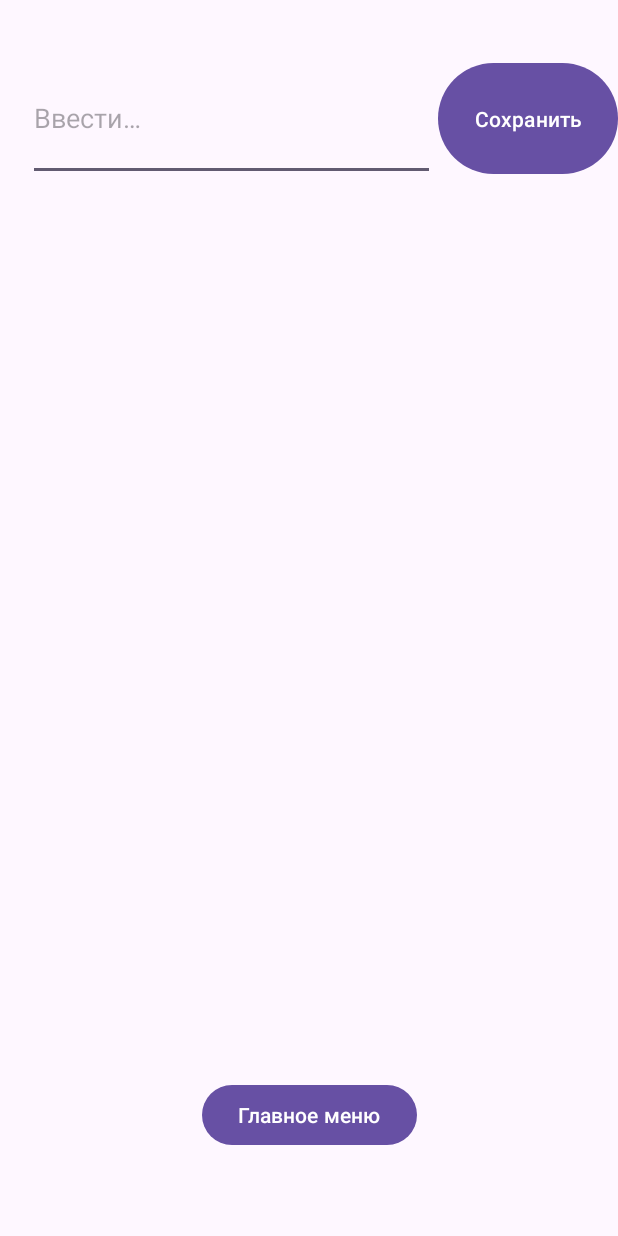
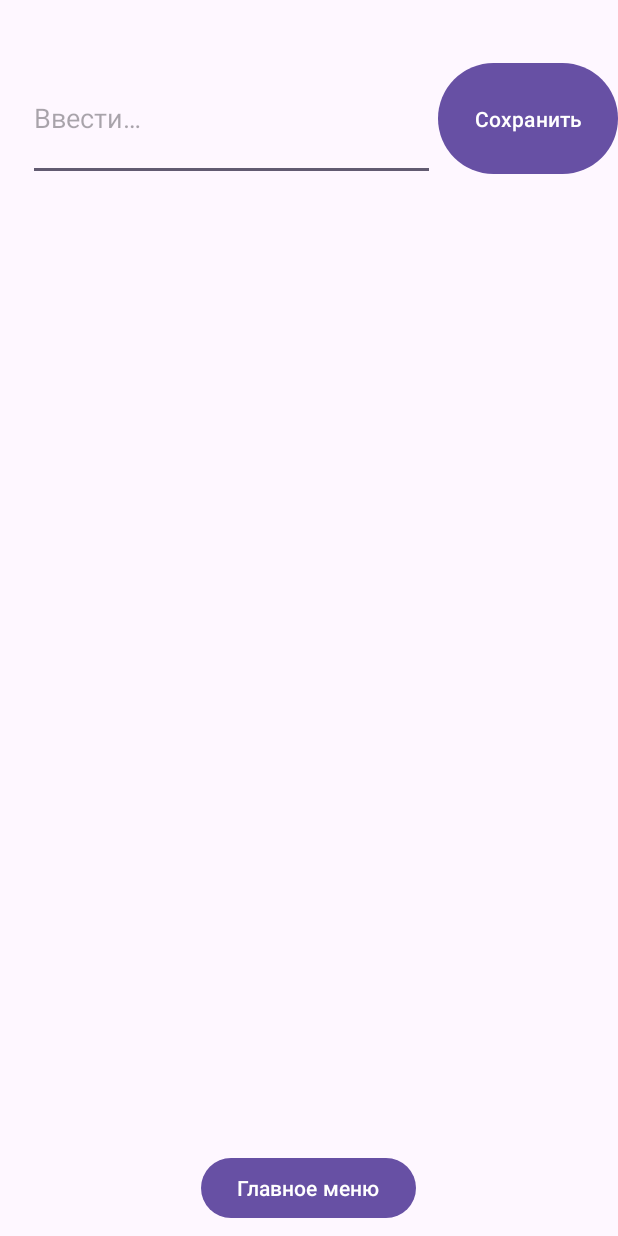
Before and after one commit to alexomur/MireaMobile, an Android app: the InputActivity screen opened directly, with no data from a screen before it, on a phone screen of 412 x 824 dp. Run offline under Robolectric (Android 15) with nearby library versions, the phone set to English and light mode, and no system bars.

Commit message:
report 1 done

```diff
--- a/app/src/main/res/layout/activity_input.xml
+++ b/app/src/main/res/layout/activity_input.xml
@@ -6,17 +6,6 @@
     android:layout_width="match_parent"
     android:layout_height="match_parent"
     tools:context=".InputActivity">
-
-    <com.google.android.material.textfield.TextInputLayout
-        android:id="@+id/textInputLayout"
-        android:layout_width="409dp"
-        android:layout_height="wrap_content"
-        app:layout_constraintBottom_toBottomOf="parent"
-        app:layout_constraintEnd_toEndOf="parent"
-        app:layout_constraintStart_toStartOf="parent"
-        app:layout_constraintTop_toTopOf="parent">
-
-    </com.google.android.material.textfield.TextInputLayout>
 
     <com.google.android.material.textfield.TextInputEditText
         android:id="@+id/userInput"
@@ -44,16 +33,17 @@
 
     <TextView
         android:id="@+id/textViewList"
-        android:layout_width="371dp"
-        android:layout_height="205dp"
+        android:layout_width="342dp"
+        android:layout_height="538dp"
         android:padding="8dp"
         android:scrollbars="vertical"
         android:textSize="16sp"
-        app:layout_constraintBottom_toTopOf="@+id/textInputLayout"
+        app:layout_constraintBottom_toBottomOf="parent"
         app:layout_constraintEnd_toEndOf="parent"
+        app:layout_constraintHorizontal_bias="0.493"
         app:layout_constraintStart_toStartOf="parent"
         app:layout_constraintTop_toBottomOf="@+id/userInput"
-        app:layout_constraintVertical_bias="0.391" />
+        app:layout_constraintVertical_bias="0.212" />
 
     <Button
         android:id="@+id/button7"
@@ -63,7 +53,8 @@
         android:text="@string/main_menu"
         app:layout_constraintBottom_toBottomOf="parent"
         app:layout_constraintEnd_toEndOf="parent"
+        app:layout_constraintHorizontal_bias="0.498"
         app:layout_constraintStart_toStartOf="parent"
-        app:layout_constraintTop_toBottomOf="@+id/textInputLayout"
-        app:layout_constraintVertical_bias="0.845" />
+        app:layout_constraintTop_toBottomOf="@+id/textViewList"
+        app:layout_constraintVertical_bias="0.903" />
 </androidx.constraintlayout.widget.ConstraintLayout>
```
Also changed, not shown: 1 other file.
